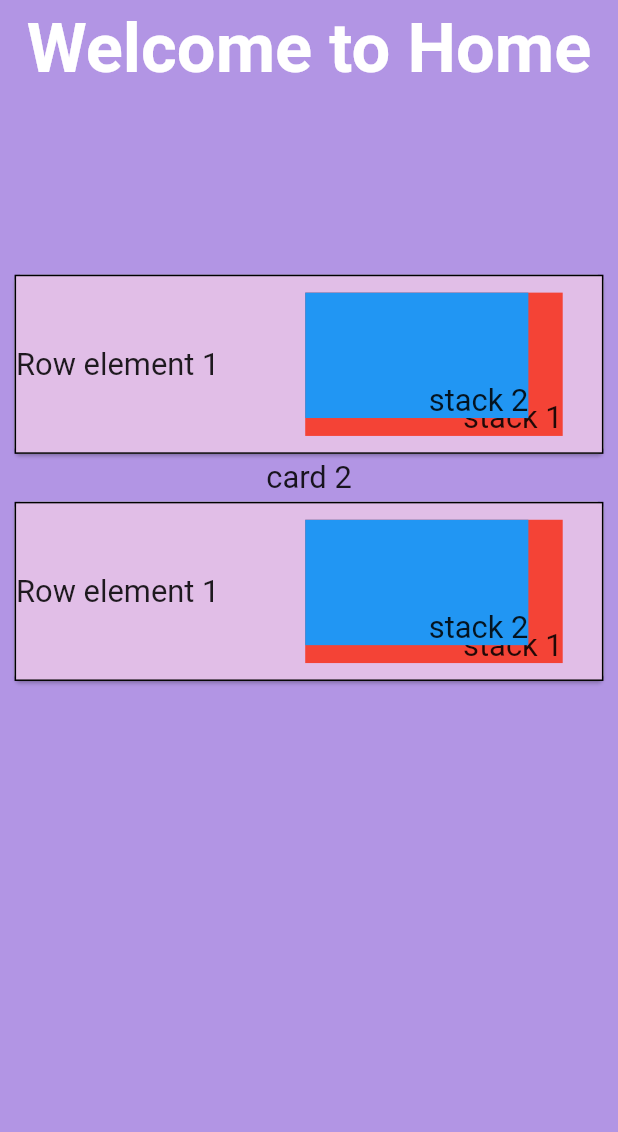
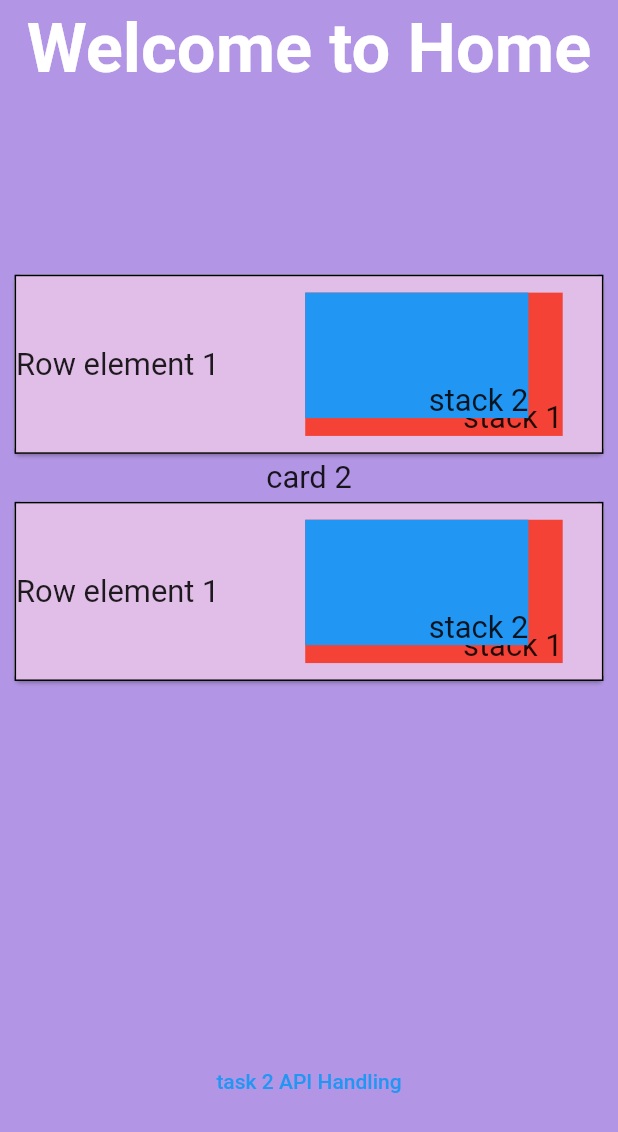
Before and after one commit to AbhishekpYoungsoft/responsiveUi_task, a Flutter app: the screen it shows after launch, on a phone screen of 412 x 824 dp. Shown: the top 1132 px of the screen. Run offline on Flutter 3.47's test engine with Material 2 defaults, Android fonts, the phone set to English and light mode, and no system bars; our stand-ins replace flutter_screenutil, google_fonts.

Commit message:
task1 done

```diff
--- a/lib/screens/home_screen.dart
+++ b/lib/screens/home_screen.dart
@@ -1,6 +1,7 @@
 import 'package:flutter/material.dart';
 import 'package:flutter_screenutil/flutter_screenutil.dart';
 import 'package:screenutilapp/controller/controllers.dart';
+import 'package:screenutilapp/screens/get_api_data.dart';
 import 'package:screenutilapp/utils/colors/colors.dart';
 import 'package:screenutilapp/utils/components.dart';
 
@@ -152,7 +153,17 @@ class _HomeScreenState extends State<HomeScreen> {
                       ],
                     ),
                   ),
-                )
+                ),
+                SizedBox(
+                  height: 200.h,
+                ),
+                TextButton(
+                    onPressed: () {
+                      Navigator.of(context).push(MaterialPageRoute(
+                        builder: (context) => GetPosts(),
+                      ));
+                    },
+                    child: Text("task 2 API Handling"))
               ]),
             )),
           )),
```
Also changed, not shown: lib/screens/get_api_data.dart (added, +15 -0 lines).
